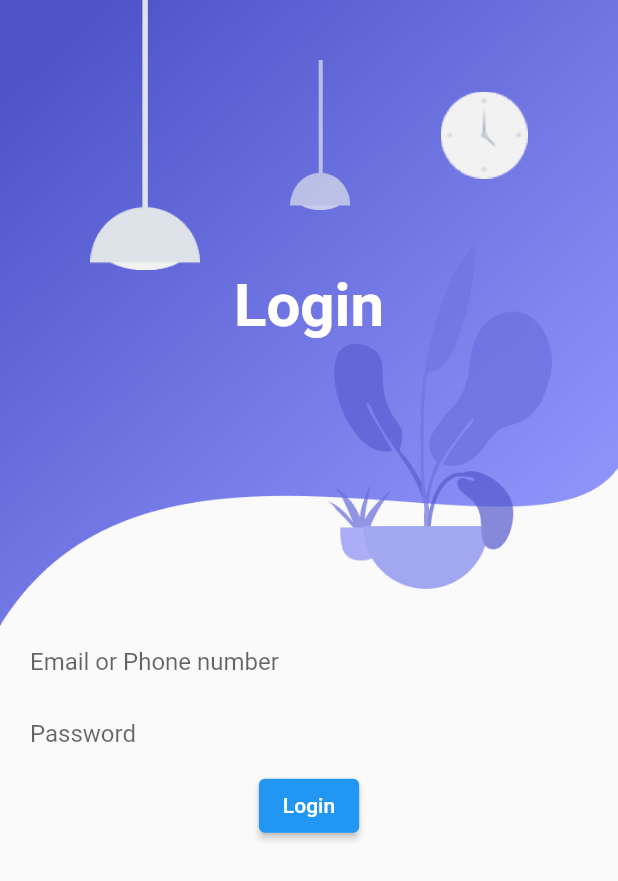
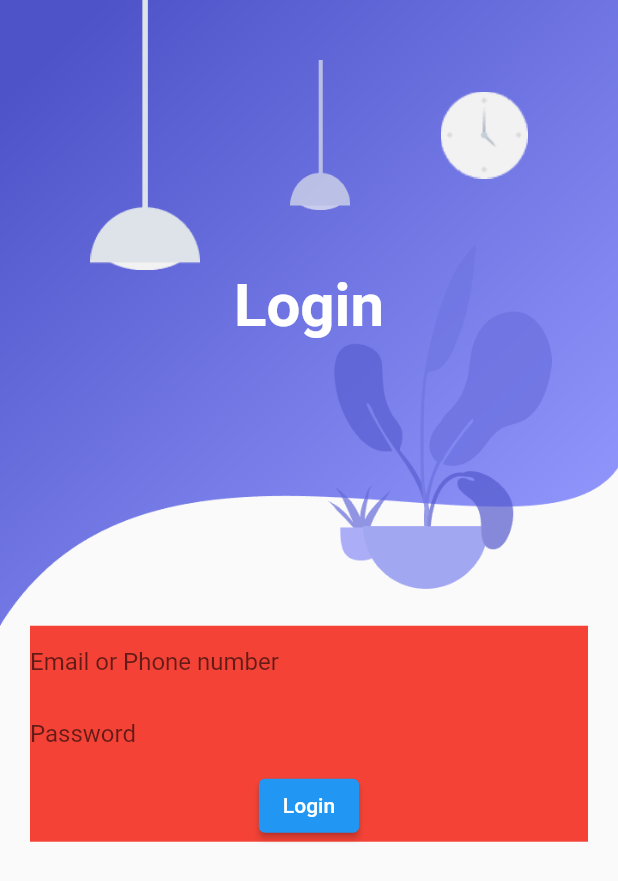
Before and after one commit to NeloverWAburas/LogInRepo, a Flutter app: the screen it shows after launch, on a phone screen of 412 x 824 dp. Shown: the top 881 px of the screen. Run offline on Flutter 3.47's test engine with Material 2 defaults, Android fonts, the phone set to English and light mode, and no system bars.

```diff
--- a/lib/screens/login_screen.dart
+++ b/lib/screens/login_screen.dart
@@ -39,7 +39,11 @@ class LoginScreen extends StatelessWidget {
           ],
         ),
         Form(
+
           child: Container(
+            decoration: BoxDecoration(
+              color: Colors.red,
+            ),
             margin: EdgeInsets.symmetric(horizontal: 20),
             child: Column(children: [
               TextFormField(
@@ -57,9 +61,7 @@ class LoginScreen extends StatelessWidget {
               ElevatedButton(
                 onPressed: () {},
                 child: Text("Login"),
-                style: ButtonStyle(
-
-                ),
+                style: ButtonStyle(),
               ),
             ]),
           ),
```
Also changed, not shown: 1 other file.
